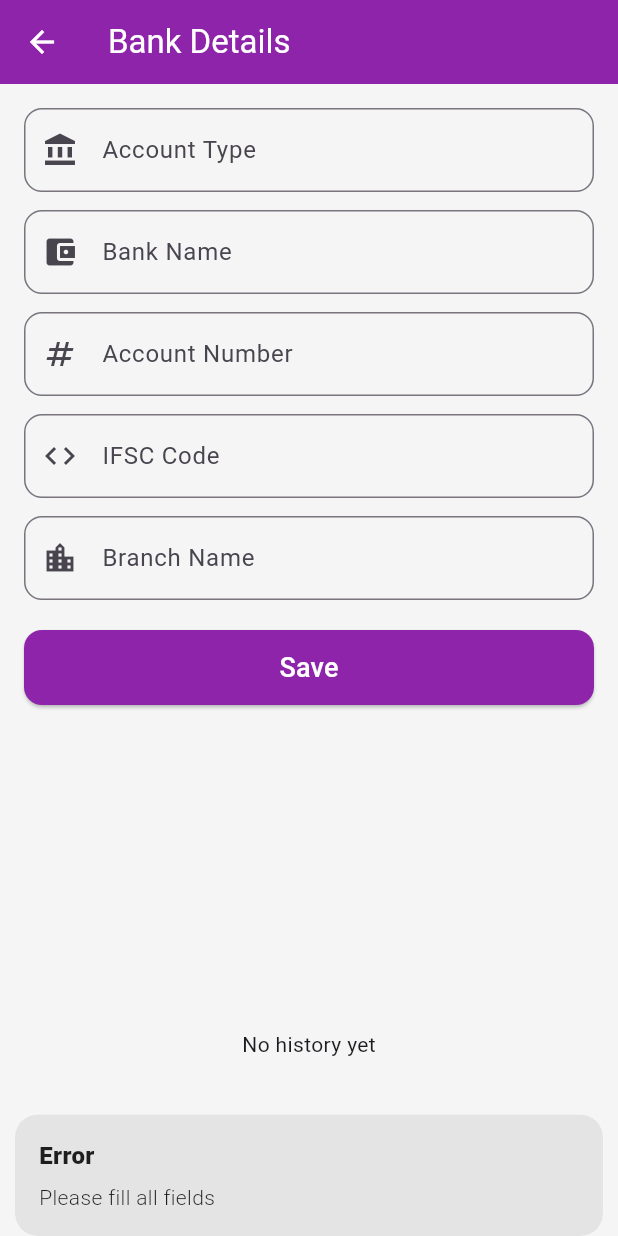
After one commit to sahebbali/Color-Predection-Game-Flutter, a Flutter app: the BankCardScreen screen opened directly, after a tap on "Save", on a phone screen of 412 x 824 dp. The commit adds this screen. Run offline on Flutter 3.47's test engine with Material 3 defaults, Android fonts, the phone set to English and light mode, and no system bars; our stand-ins replace flutter_native_splash, get, iconsax.

Commit message:
add bank details screen

```diff
--- a/lib/screens/auth/login/signin_screen.dart
+++ b/lib/screens/auth/login/signin_screen.dart
@@ -1,3 +1,4 @@
+import 'package:color_predection_game/navigation_menu.dart';
 import 'package:color_predection_game/screens/auth/signup/registration_screen.dart';
 import 'package:flutter/material.dart';
 import 'package:get/get.dart';
@@ -29,6 +30,7 @@ class SignInController extends GetxController {
       "Signed in successfully!",
       snackPosition: SnackPosition.BOTTOM,
     );
+    Get.to(() => NavigationMenu());
   }
 }
 
@@ -39,6 +41,7 @@ class SignInScreen extends StatelessWidget {
   @override
   Widget build(BuildContext context) {
     return Scaffold(
+      appBar: AppBar(title: Text("Sign In")),
       backgroundColor: Colors.grey.shade100,
       body: SafeArea(
         child: Center(
--- a/lib/screens/auth/signup/registration_screen.dart
+++ b/lib/screens/auth/signup/registration_screen.dart
@@ -1,3 +1,4 @@
+import 'package:color_predection_game/navigation_menu.dart';
 import 'package:color_predection_game/screens/auth/signup/terms_and_conditions_screen.dart';
 import 'package:flutter/material.dart';
 import 'package:get/get.dart';
@@ -56,6 +57,7 @@ class RegistrationController extends GetxController {
       "Account created successfully!",
       snackPosition: SnackPosition.BOTTOM,
     );
+    Get.to(() => NavigationMenu());
   }
 }
 
--- /dev/null
+++ b/lib/screens/profile/screen/profile_options/bank_card_screen.dart
@@ -0,0 +1,188 @@
+import 'package:flutter/material.dart';
+import 'package:get/get.dart';
+
+class BankCardController extends GetxController {
+  var accountType = ''.obs;
+  var bankName = ''.obs;
+  var accountNumber = ''.obs;
+  var ifscCode = ''.obs;
+  var branchName = ''.obs;
+
+  var history = <Map<String, String>>[].obs;
+
+  void saveBankDetails() {
+    if (accountType.isEmpty ||
+        bankName.isEmpty ||
+        accountNumber.isEmpty ||
+        ifscCode.isEmpty ||
+        branchName.isEmpty) {
+      Get.snackbar(
+        "Error",
+        "Please fill all fields",
+        snackPosition: SnackPosition.BOTTOM,
+      );
+      return;
+    }
+
+    history.insert(0, {
+      "Account Type": accountType.value,
+      "Bank Name": bankName.value,
+      "Account Number": accountNumber.value,
+      "IFSC Code": ifscCode.value,
+      "Branch Name": branchName.value,
+    });
+
+    Get.snackbar(
+      "Success",
+      "Bank details saved",
+      snackPosition: SnackPosition.BOTTOM,
+    );
+
+    accountType.value = "";
+    bankName.value = "";
+    accountNumber.value = "";
+    ifscCode.value = "";
+    branchName.value = "";
+  }
+}
+
+class BankCardScreen extends StatelessWidget {
+  BankCardScreen({super.key});
+  final BankCardController controller = Get.put(BankCardController());
+
+  @override
+  Widget build(BuildContext context) {
+    return Scaffold(
+      backgroundColor: Colors.grey.shade100,
+      appBar: AppBar(
+        title: const Text("Bank Details"),
+        backgroundColor: Colors.purple.shade600,
+        foregroundColor: Colors.white,
+      ),
+      body: SafeArea(
+        child: Column(
+          children: [
+            Expanded(
+              flex: 2,
+              child: SingleChildScrollView(
+                padding: const EdgeInsets.all(16),
+                child: Column(
+                  children: [
+                    _buildTextField(
+                      "Account Type",
+                      Icons.account_balance,
+                      onChanged: (v) => controller.accountType.value = v,
+                    ),
+                    const SizedBox(height: 12),
+
+                    _buildTextField(
+                      "Bank Name",
+                      Icons.account_balance_wallet,
+                      onChanged: (v) => controller.bankName.value = v,
+                    ),
+                    const SizedBox(height: 12),
+
+                    _buildTextField(
+                      "Account Number",
+                      Icons.numbers,
+                      keyboardType: TextInputType.number,
+                      onChanged: (v) => controller.accountNumber.value = v,
+                    ),
+                    const SizedBox(height: 12),
+
+                    _buildTextField(
+                      "IFSC Code",
+                      Icons.code,
+                      onChanged: (v) => controller.ifscCode.value = v,
+                    ),
+                    const SizedBox(height: 12),
+
+                    _buildTextField(
+                      "Branch Name",
+                      Icons.location_city,
+                      onChanged: (v) => controller.branchName.value = v,
+                    ),
+                    const SizedBox(height: 20),
+
+                    SizedBox(
+                      width: double.infinity,
+                      height: 50,
+                      child: ElevatedButton(
+                        style: ElevatedButton.styleFrom(
+                          backgroundColor: Colors.purple.shade600,
+                          shape: RoundedRectangleBorder(
+                            borderRadius: BorderRadius.circular(12),
+                          ),
+                        ),
+                        onPressed: controller.saveBankDetails,
+                        child: const Text(
+                          "Save",
+                          style: TextStyle(fontSize: 18, color: Colors.white),
+                        ),
+                      ),
+                    ),
+                  ],
+                ),
+              ),
+            ),
+
+            // History Section
+            Expanded(
+              flex: 1,
+              child: Obx(() {
+                if (controller.history.isEmpty) {
+                  return const Center(child: Text("No history yet"));
+                }
+                return ListView.builder(
+                  padding: const EdgeInsets.all(16),
+                  itemCount: controller.history.length,
+                  itemBuilder: (context, index) {
+                    final item = controller.history[index];
+                    return Card(
+                      shape: RoundedRectangleBorder(
+                        borderRadius: BorderRadius.circular(12),
+                      ),
+                      elevation: 3,
+                      margin: const EdgeInsets.only(bottom: 12),
+                      child: Padding(
+                        padding: const EdgeInsets.all(12),
+                        child: Column(
+                          crossAxisAlignment: CrossAxisAlignment.start,
+                          children: item.entries.map((e) {
+                            return Text(
+                              "${e.key}: ${e.value}",
+                              style: const TextStyle(fontSize: 14),
+                            );
+                          }).toList(),
+                        ),
+                      ),
+                    );
+                  },
+                );
+              }),
+            ),
+          ],
+        ),
+      ),
+    );
+  }
+
+  Widget _buildTextField(
+    String label,
+    IconData icon, {
+    bool isPassword = false,
+    TextInputType keyboardType = TextInputType.text,
+    required Function(String) onChanged,
+  }) {
+    return TextField(
+      obscureText: isPassword,
+      keyboardType: keyboardType,
+      decoration: InputDecoration(
+        labelText: label,
+        prefixIcon: Icon(icon),
+        border: OutlineInputBorder(borderRadius: BorderRadius.circular(12)),
+      ),
+      onChanged: onChanged,
+    );
+  }
+}
--- a/lib/screens/profile/screen/profile_screen.dart
+++ b/lib/screens/profile/screen/profile_screen.dart
@@ -1,4 +1,5 @@
 import 'package:color_predection_game/screens/auth/login/signin_screen.dart';
+import 'package:color_predection_game/screens/profile/screen/profile_options/bank_card_screen.dart';
 import 'package:flutter/material.dart';
 import 'package:get/get.dart';
 
@@ -193,12 +194,11 @@ class ProfileMenuList extends StatelessWidget {
         //   title: "Wallet",
         //   onTap: () => Get.to(() => const PlaceholderScreen(title: "Wallet")),
         // ),
-        // MenuListItem(
-        //   icon: Icons.credit_card_outlined,
-        //   title: "Bank Card",
-        //   onTap: () =>
-        //       Get.to(() => const PlaceholderScreen(title: "Bank Card")),
-        // ),
+        MenuListItem(
+          icon: Icons.credit_card_outlined,
+          title: "Bank Card",
+          onTap: () => Get.to(() => BankCardScreen()),
+        ),
         // MenuListItem(
         //   icon: Icons.location_city_outlined,
         //   title: "Address",
```
